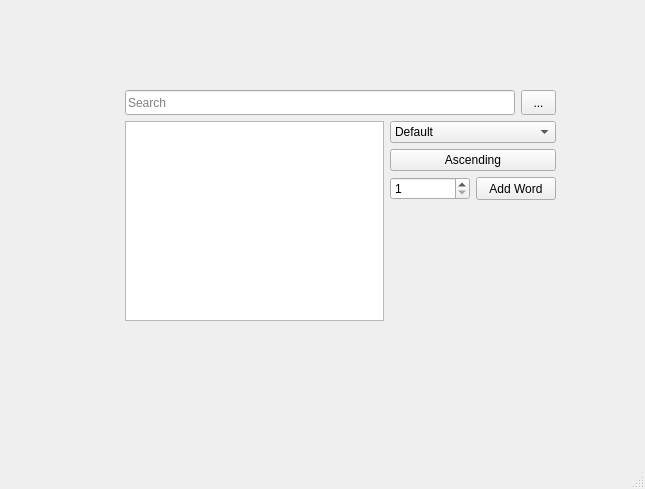
Before: the Qt Designer form gui.ui in A55AF/Autocomplete, drawn with Qt 5.
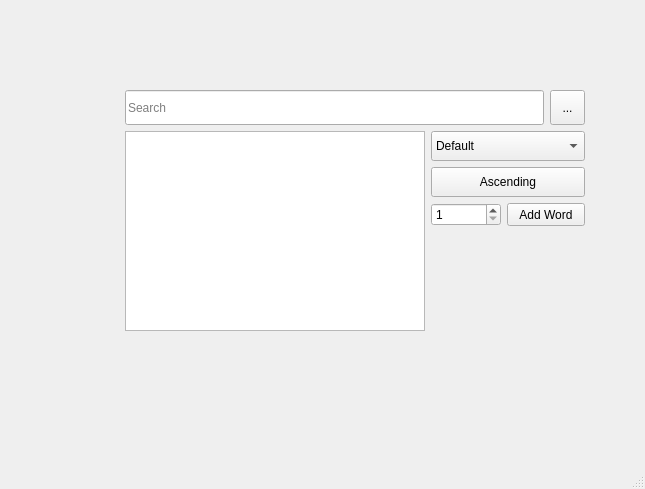
After: the same form once the commit is applied. Icons and pictures are not drawn.

Diff of the .ui file:
```diff
--- a/gui.ui
+++ b/gui.ui
@@ -19,8 +19,8 @@
      <rect>
       <x>110</x>
       <y>70</y>
-      <width>461</width>
-      <height>309</height>
+      <width>490</width>
+      <height>301</height>
      </rect>
     </property>
     <layout class="QVBoxLayout" name="mainLayout">
@@ -41,7 +41,7 @@
        <item>
         <widget class="QLineEdit" name="searchTextField">
          <property name="sizePolicy">
-          <sizepolicy hsizetype="Expanding" vsizetype="Expanding">
+          <sizepolicy hsizetype="Expanding" vsizetype="Minimum">
            <horstretch>0</horstretch>
            <verstretch>0</verstretch>
           </sizepolicy>
@@ -49,15 +49,18 @@
          <property name="minimumSize">
           <size>
            <width>150</width>
-           <height>25</height>
+           <height>35</height>
           </size>
          </property>
          <property name="maximumSize">
           <size>
            <width>16777215</width>
-           <height>35</height>
+           <height>40</height>
           </size>
          </property>
+         <property name="styleSheet">
+          <string notr="true"/>
+         </property>
          <property name="text">
           <string/>
          </property>
@@ -69,23 +72,26 @@
        <item>
         <widget class="QToolButton" name="clearTextField">
          <property name="sizePolicy">
-          <sizepolicy hsizetype="Expanding" vsizetype="Expanding">
+          <sizepolicy hsizetype="Minimum" vsizetype="Minimum">
            <horstretch>0</horstretch>
            <verstretch>0</verstretch>
           </sizepolicy>
          </property>
          <property name="minimumSize">
-          <size>
-           <width>25</width>
-           <height>25</height>
-          </size>
-         </property>
-         <property name="maximumSize">
           <size>
            <width>35</width>
            <height>35</height>
           </size>
          </property>
+         <property name="maximumSize">
+          <size>
+           <width>40</width>
+           <height>40</height>
+          </size>
+         </property>
+         <property name="styleSheet">
+          <string notr="true"/>
+         </property>
          <property name="text">
           <string>...</string>
          </property>
@@ -119,7 +125,7 @@
            </property>
            <property name="minimumSize">
             <size>
-             <width>160</width>
+             <width>300</width>
              <height>200</height>
             </size>
            </property>
@@ -154,7 +160,7 @@
          <item>
           <widget class="QComboBox" name="searchMode">
            <property name="sizePolicy">
-            <sizepolicy hsizetype="Minimum" vsizetype="Minimum">
+            <sizepolicy hsizetype="Minimum" vsizetype="Maximum">
              <horstretch>0</horstretch>
              <verstretch>0</verstretch>
             </sizepolicy>
@@ -162,15 +168,18 @@
            <property name="minimumSize">
             <size>
              <width>80</width>
-             <height>20</height>
+             <height>30</height>
             </size>
            </property>
            <property name="maximumSize">
             <size>
              <width>180</width>
-             <height>30</height>
+             <height>40</height>
             </size>
            </property>
+           <property name="styleSheet">
+            <string notr="true"/>
+           </property>
            <item>
             <property name="text">
              <string>Default</string>
@@ -196,7 +205,7 @@
          <item>
           <widget class="QPushButton" name="sortBy">
            <property name="sizePolicy">
-            <sizepolicy hsizetype="Minimum" vsizetype="Minimum">
+            <sizepolicy hsizetype="Minimum" vsizetype="Maximum">
              <horstretch>0</horstretch>
              <verstretch>0</verstretch>
             </sizepolicy>
@@ -204,13 +213,13 @@
            <property name="minimumSize">
             <size>
              <width>80</width>
-             <height>20</height>
+             <height>30</height>
             </size>
            </property>
            <property name="maximumSize">
             <size>
              <width>180</width>
-             <height>30</height>
+             <height>40</height>
             </size>
            </property>
            <property name="cursor">
@@ -237,6 +246,12 @@
            </property>
            <item>
             <widget class="QSpinBox" name="wordFrequency">
+             <property name="sizePolicy">
+              <sizepolicy hsizetype="Minimum" vsizetype="Maximum">
+               <horstretch>0</horstretch>
+               <verstretch>0</verstretch>
+              </sizepolicy>
+             </property>
              <property name="minimumSize">
               <size>
                <width>70</width>
@@ -246,7 +261,7 @@
              <property name="maximumSize">
               <size>
                <width>80</width>
-               <height>30</height>
+               <height>40</height>
               </size>
              </property>
              <property name="minimum">
@@ -260,7 +275,7 @@
            <item>
             <widget class="QPushButton" name="addWord">
              <property name="sizePolicy">
-              <sizepolicy hsizetype="Expanding" vsizetype="Minimum">
+              <sizepolicy hsizetype="Expanding" vsizetype="Maximum">
                <horstretch>0</horstretch>
                <verstretch>0</verstretch>
               </sizepolicy>
@@ -274,7 +289,7 @@
              <property name="maximumSize">
               <size>
                <width>80</width>
-               <height>30</height>
+               <height>40</height>
               </size>
              </property>
              <property name="text">
```
